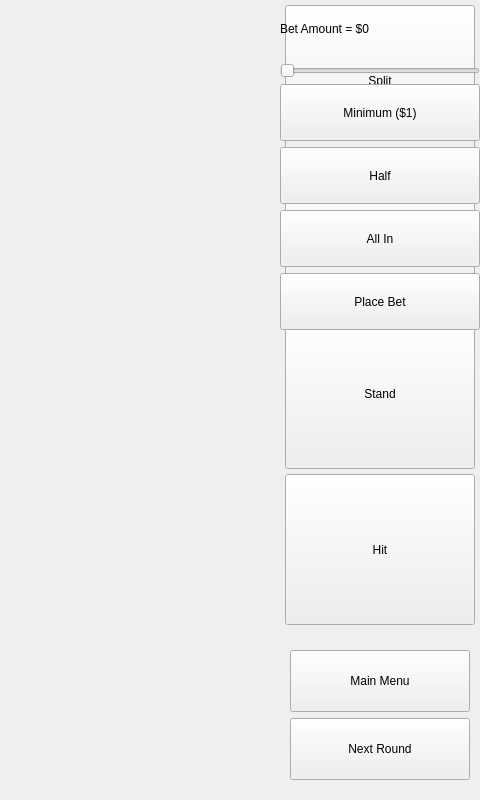
The window that CardCounter/mainwindow.ui (CalebStandfield/full-blackjack-game-engine-with-UI) describes before a commit, drawn with Qt 5; both pictures show x 920 to 1400 and y 0 to 800 of the 1400 by 800 pixel window.
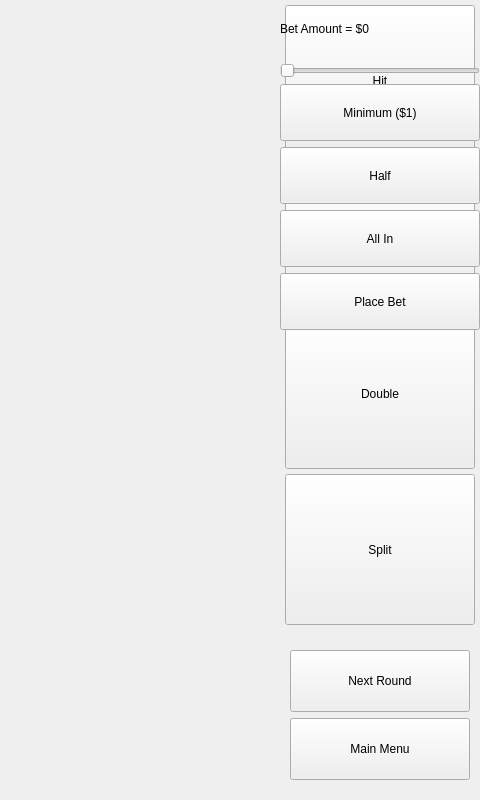
The same window after the commit.

Patch:
```diff
--- a/CardCounter/mainwindow.ui
+++ b/CardCounter/mainwindow.ui
@@ -352,63 +352,6 @@
        <property name="bottomMargin">
         <number>5</number>
        </property>
-       <item>
-        <widget class="QPushButton" name="splitButton">
-         <property name="sizePolicy">
-          <sizepolicy hsizetype="Minimum" vsizetype="Minimum">
-           <horstretch>0</horstretch>
-           <verstretch>0</verstretch>
-          </sizepolicy>
-         </property>
-         <property name="minimumSize">
-          <size>
-           <width>169</width>
-           <height>0</height>
-          </size>
-         </property>
-         <property name="text">
-          <string>Split</string>
-         </property>
-        </widget>
-       </item>
-       <item>
-        <widget class="QPushButton" name="doubleButton">
-         <property name="sizePolicy">
-          <sizepolicy hsizetype="Minimum" vsizetype="Minimum">
-           <horstretch>0</horstretch>
-           <verstretch>0</verstretch>
-          </sizepolicy>
-         </property>
-         <property name="minimumSize">
-          <size>
-           <width>168</width>
-           <height>0</height>
-          </size>
-         </property>
-         <property name="text">
-          <string>Double</string>
-         </property>
-        </widget>
-       </item>
-       <item>
-        <widget class="QPushButton" name="standButton">
-         <property name="sizePolicy">
-          <sizepolicy hsizetype="Minimum" vsizetype="Minimum">
-           <horstretch>0</horstretch>
-           <verstretch>0</verstretch>
-          </sizepolicy>
-         </property>
-         <property name="minimumSize">
-          <size>
-           <width>168</width>
-           <height>0</height>
-          </size>
-         </property>
-         <property name="text">
-          <string>Stand</string>
-         </property>
-        </widget>
-       </item>
        <item>
         <widget class="QPushButton" name="hitButton">
          <property name="sizePolicy">
@@ -428,6 +371,63 @@
          </property>
         </widget>
        </item>
+       <item>
+        <widget class="QPushButton" name="standButton">
+         <property name="sizePolicy">
+          <sizepolicy hsizetype="Minimum" vsizetype="Minimum">
+           <horstretch>0</horstretch>
+           <verstretch>0</verstretch>
+          </sizepolicy>
+         </property>
+         <property name="minimumSize">
+          <size>
+           <width>168</width>
+           <height>0</height>
+          </size>
+         </property>
+         <property name="text">
+          <string>Stand</string>
+         </property>
+        </widget>
+       </item>
+       <item>
+        <widget class="QPushButton" name="doubleButton">
+         <property name="sizePolicy">
+          <sizepolicy hsizetype="Minimum" vsizetype="Minimum">
+           <horstretch>0</horstretch>
+           <verstretch>0</verstretch>
+          </sizepolicy>
+         </property>
+         <property name="minimumSize">
+          <size>
+           <width>168</width>
+           <height>0</height>
+          </size>
+         </property>
+         <property name="text">
+          <string>Double</string>
+         </property>
+        </widget>
+       </item>
+       <item>
+        <widget class="QPushButton" name="splitButton">
+         <property name="sizePolicy">
+          <sizepolicy hsizetype="Minimum" vsizetype="Minimum">
+           <horstretch>0</horstretch>
+           <verstretch>0</verstretch>
+          </sizepolicy>
+         </property>
+         <property name="minimumSize">
+          <size>
+           <width>169</width>
+           <height>0</height>
+          </size>
+         </property>
+         <property name="text">
+          <string>Split</string>
+         </property>
+        </widget>
+       </item>
       </layout>
      </widget>
      <widget class="QWidget" name="settingsPopUp" native="true">
@@ -792,19 +792,6 @@
        <property name="bottomMargin">
         <number>10</number>
        </property>
-       <item>
-        <widget class="QPushButton" name="backToMainMenuFromPlay">
-         <property name="sizePolicy">
-          <sizepolicy hsizetype="Minimum" vsizetype="Minimum">
-           <horstretch>0</horstretch>
-           <verstretch>0</verstretch>
-          </sizepolicy>
-         </property>
-         <property name="text">
-          <string>Main Menu</string>
-         </property>
-        </widget>
-       </item>
        <item>
         <widget class="QPushButton" name="nextRound">
          <property name="sizePolicy">
@@ -824,6 +811,19 @@
          </property>
         </widget>
        </item>
+       <item>
+        <widget class="QPushButton" name="backToMainMenuFromPlay">
+         <property name="sizePolicy">
+          <sizepolicy hsizetype="Minimum" vsizetype="Minimum">
+           <horstretch>0</horstretch>
+           <verstretch>0</verstretch>
+          </sizepolicy>
+         </property>
+         <property name="text">
+          <string>Main Menu</string>
+         </property>
+        </widget>
+       </item>
       </layout>
      </widget>
     </widget>
```
